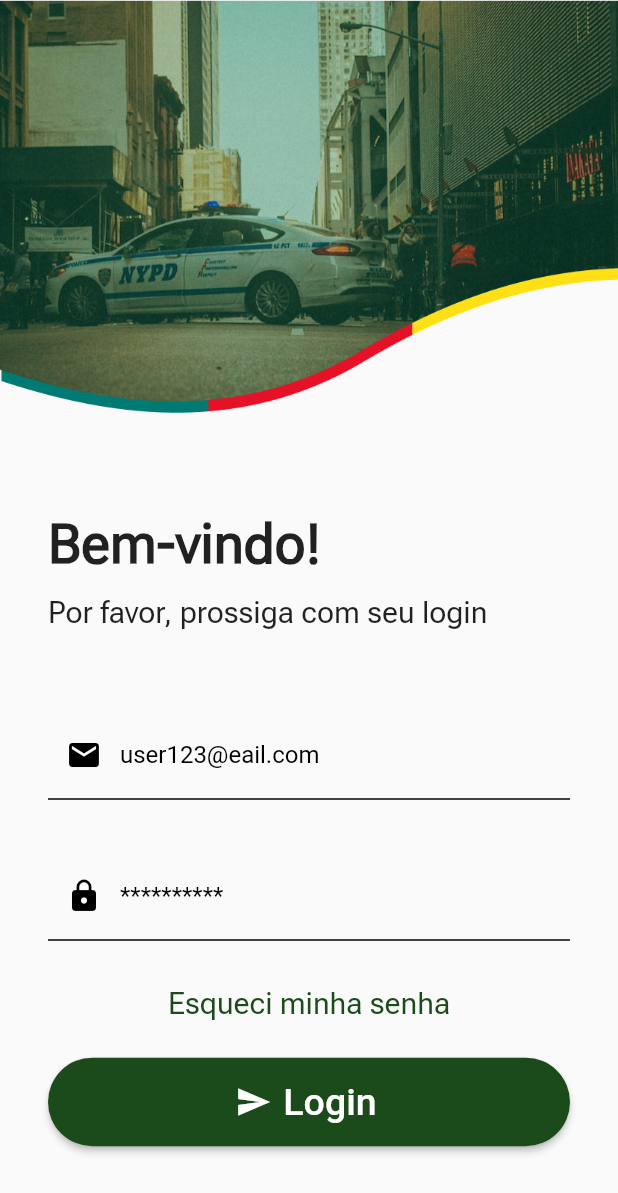
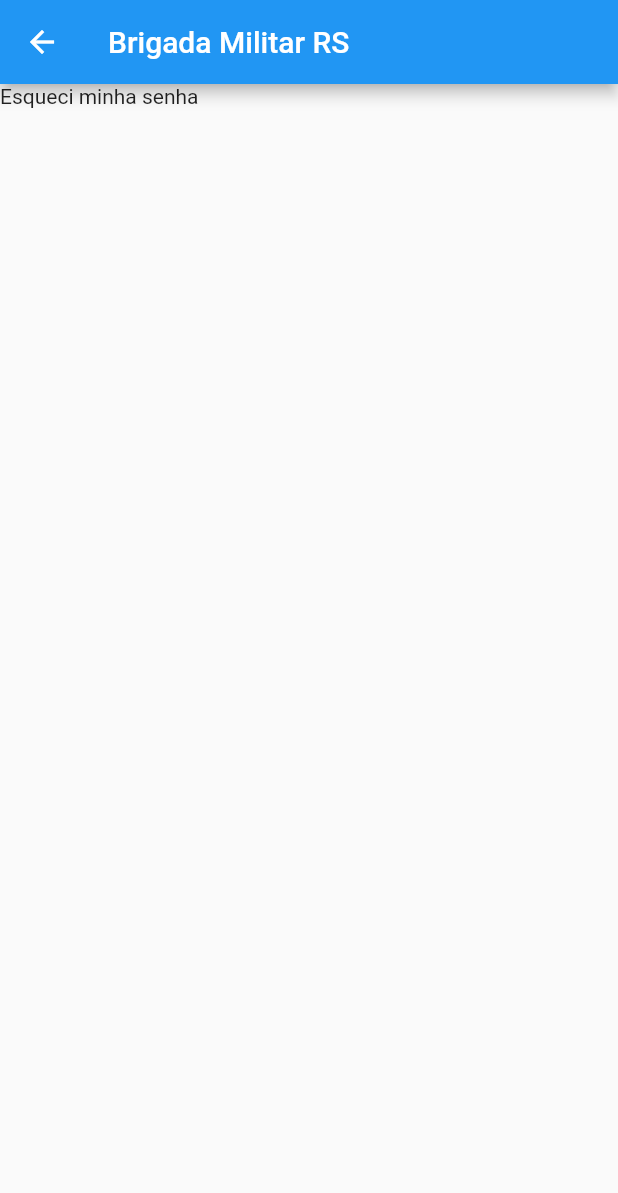
Before and after one commit to renanandreola/App-Brigada-Militar, a Flutter app: the screen it shows after launch, after a tap on "Esqueci minha senha", on a phone screen of 412 x 824 dp. Shown: the top 1193 px of the screen. Run offline on Flutter 3.47's test engine with Material 2 defaults, Android fonts, the phone set to English and light mode, and no system bars.

Commit message:
Forgot password page creation

```diff
--- /dev/null
+++ b/lib/forgotPassword.dart
@@ -0,0 +1,22 @@
+import 'package:flutter/material.dart';
+
+class ForgotPassword extends StatefulWidget {
+  const ForgotPassword({Key? key}) : super(key: key);
+
+  @override
+  State<ForgotPassword> createState() => _ForgotPasswordState();
+}
+
+class _ForgotPasswordState extends State<ForgotPassword> {
+  @override
+  Widget build(BuildContext context) {
+    return Scaffold(
+      appBar: AppBar(
+        title: Text("Brigada Militar RS"),
+      ),
+      body: Container(
+        child: Text("Esqueci minha senha"),
+      ),
+    );
+  }
+}
--- a/lib/login.dart
+++ b/lib/login.dart
@@ -1,3 +1,5 @@
+import 'package:app_brigada_militar/forgotPassword.dart';
+import 'package:app_brigada_militar/home.dart';
 import 'package:flutter/material.dart';
 
 class Login extends StatefulWidget {
@@ -11,13 +13,14 @@ class _LoginState extends State<Login> {
   TextEditingController _email = TextEditingController();
   TextEditingController _password = TextEditingController();
 
-  void _voidForgotPassword() {
-    print("Esqueci minha senha");
-  }
+  // void _voidForgotPassword() {
+  //   print("Esqueci minha senha");
+  // }
 
-  void _voidLogin() {
-    print("Realizar login");
-  }
+  // void _voidLogin() {
+  //   print("_email: $_email");
+  //   print("_password: $_password");
+  // }
 
   @override
   Widget build(BuildContext context) {
@@ -117,7 +120,12 @@ class _LoginState extends State<Login> {
             Padding(
               padding: EdgeInsets.only(left: 32, right: 32, top: 30),
               child: GestureDetector(
-                onTap: _voidForgotPassword,
+                onTap: () {
+                  Navigator.push(
+                      context,
+                      MaterialPageRoute(
+                          builder: (context) => ForgotPassword()));
+                },
                 child: Text(
                   "Esqueci minha senha",
                   style: const TextStyle(
@@ -142,7 +150,10 @@ class _LoginState extends State<Login> {
                     borderRadius: BorderRadius.circular(30), // <-- Radius
                   ),
                 ),
-                onPressed: _voidLogin,
+                onPressed: () {
+                  Navigator.push(context,
+                      MaterialPageRoute(builder: (context) => HomeApp()));
+                },
                 icon: Icon(
                   Icons.send,
                   size: 24.0,
```
